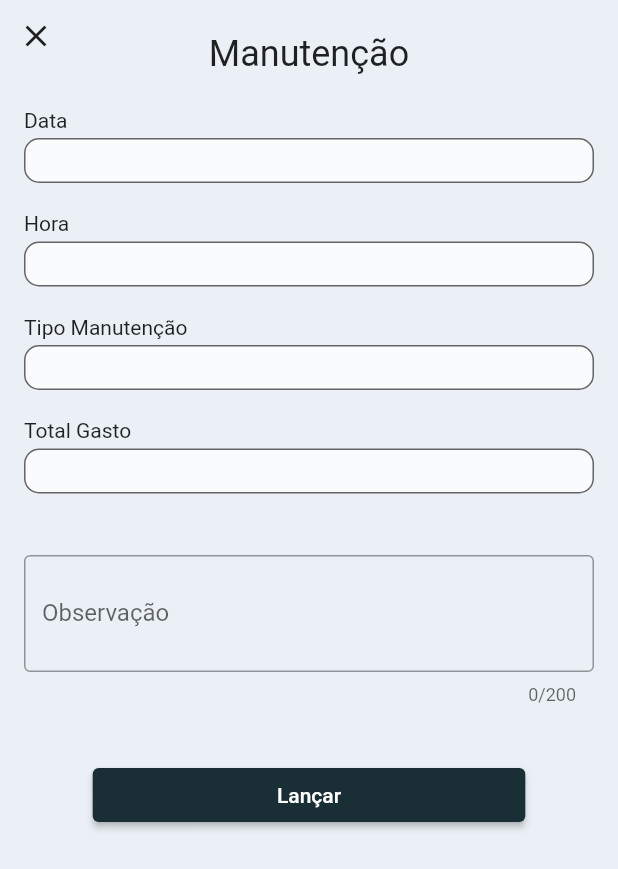
After one commit to abnerdsilva/carcontrol, a Flutter app: the MaintenancePage screen opened by its route, on a phone screen of 412 x 824 dp. The commit adds this screen. Shown: the top 869 px of the screen. Run offline on Flutter 3.47's test engine with Material 2 defaults, Android fonts, the phone set to English and light mode, and no system bars; our stand-ins replace geolocator, get, google_maps_flutter, shared_preferences; accounts and stored records are empty.

Commit message:
add tela manutenção

```diff
--- a/lib/app.dart
+++ b/lib/app.dart
@@ -1,4 +1,5 @@
 import 'package:carcontrol/pages/home/home_page.dart';
+import 'package:carcontrol/pages/maintenance/maintenance_page.dart';
 import 'package:carcontrol/pages/new_driver/new_driver_page.dart';
 import 'package:carcontrol/pages/new_driver_analyse/new_driver_analyze_page.dart';
 import 'package:carcontrol/pages/splash_driver/splash_driver_page.dart';
@@ -27,6 +28,7 @@ class App extends StatelessWidget {
         NewDriverAnalyzePage.route: (context) => const NewDriverAnalyzePage(),
         HomePage.route: (context) => const HomePage(),
         SupplyPage.route: (context) => const SupplyPage(),
+        MaintenancePage.route: (context) => const MaintenancePage(),
       },
     );
   }
--- a/lib/pages/home/home_page.dart
+++ b/lib/pages/home/home_page.dart
@@ -3,6 +3,7 @@ import 'package:carcontrol/pages/config/config_page.dart';
 import 'package:carcontrol/pages/dashboard/dashboard_page.dart';
 import 'package:carcontrol/pages/home/components/custom_bottom_navigation_menu.dart';
 import 'package:carcontrol/pages/home/home_controller.dart';
+import 'package:carcontrol/pages/maintenance/maintenance_page.dart';
 import 'package:carcontrol/pages/supply/supply_page.dart';
 import 'package:flutter/material.dart';
 import 'package:get/get.dart';
@@ -66,7 +67,10 @@ class HomePage extends StatelessWidget {
                   child: const Text('Abastecimento'),
                 ),
                 TextButton(
-                  onPressed: () {},
+                  onPressed: () async {
+                    Get.back();
+                    await Get.to(const MaintenancePage());
+                  },
                   child: const Text('Manutenção'),
                 ),
                 TextButton(
--- /dev/null
+++ b/lib/pages/maintenance/maintenance_page.dart
@@ -0,0 +1,71 @@
+import 'package:carcontrol/shared/components/custom_text_form_field.dart';
+import 'package:flutter/material.dart';
+import 'package:get/get.dart';
+
+class MaintenancePage extends StatelessWidget {
+  const MaintenancePage({Key? key}) : super(key: key);
+
+  static const String route = '/maintenance';
+
+  @override
+  Widget build(BuildContext context) {
+    return Scaffold(
+      body: SingleChildScrollView(
+        child: SafeArea(
+          child: Stack(
+            children: [
+              Container(
+                padding: const EdgeInsets.symmetric(horizontal: 16),
+                child: Column(
+                  crossAxisAlignment: CrossAxisAlignment.start,
+                  children: [
+                    const SizedBox(height: 22),
+                    const Center(
+                      child: Text(
+                        'Manutenção',
+                        style: TextStyle(fontSize: 24),
+                      ),
+                    ),
+                    const SizedBox(height: 22),
+                    const Text('Data'),
+                    const CustomTextFormField(),
+                    const Text('Hora'),
+                    const CustomTextFormField(),
+                    const Text('Tipo Manutenção'),
+                    const CustomTextFormField(),
+                    const Text('Total Gasto'),
+                    const CustomTextFormField(),
+                    const SizedBox(height: 22),
+                    TextFormField(
+                      minLines: 2,
+                      maxLines: 4,
+                      maxLength: 200,
+                      decoration: const InputDecoration(
+                        labelText: 'Observação',
+                        border: OutlineInputBorder(),
+                      ),
+                    ),
+                    const SizedBox(height: 36),
+                    Center(
+                      child: SizedBox(
+                        width: MediaQuery.of(context).size.width * .7,
+                        child: ElevatedButton(
+                          onPressed: () {},
+                          child: const Text('Lançar'),
+                        ),
+                      ),
+                    ),
+                  ],
+                ),
+              ),
+              IconButton(
+                onPressed: () => Get.back(),
+                icon: const Icon(Icons.close),
+              ),
+            ],
+          ),
+        ),
+      ),
+    );
+  }
+}
```
